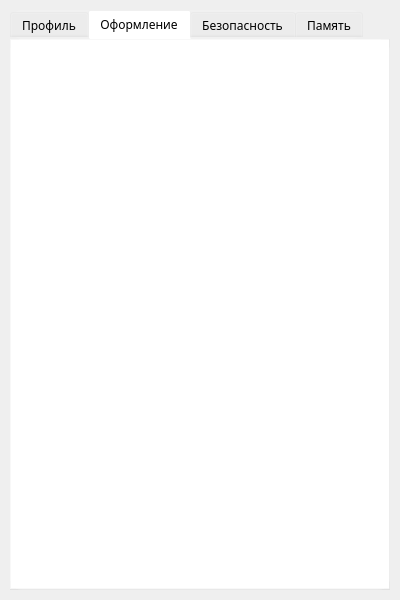
Old version of the form LumosSettings.ui in the repository kodyks-team/Lumos.
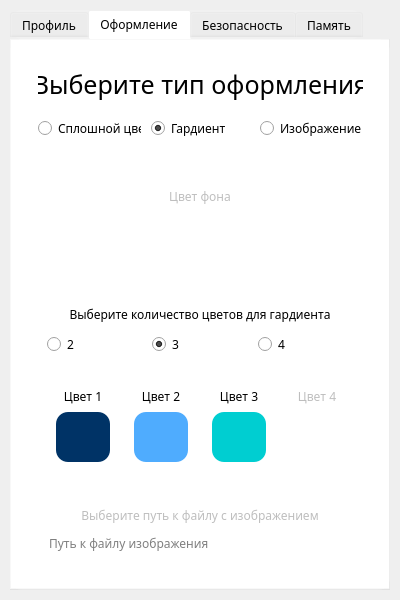
New version of the form. Icons and pictures are not drawn.

The edit to the form file:
```diff
--- a/LumosSettings.ui
+++ b/LumosSettings.ui
@@ -14,11 +14,23 @@
    </rect>
   </property>
   <property name="sizePolicy">
-   <sizepolicy hsizetype="Preferred" vsizetype="Preferred">
+   <sizepolicy hsizetype="Fixed" vsizetype="Fixed">
     <horstretch>0</horstretch>
     <verstretch>0</verstretch>
    </sizepolicy>
   </property>
+  <property name="minimumSize">
+   <size>
+    <width>400</width>
+    <height>600</height>
+   </size>
+  </property>
+  <property name="maximumSize">
+   <size>
+    <width>400</width>
+    <height>600</height>
+   </size>
+  </property>
   <property name="windowTitle">
    <string>Lumos - Settings</string>
   </property>
@@ -73,6 +85,615 @@
       <attribute name="title">
        <string>Оформление</string>
       </attribute>
+      <layout class="QGridLayout" name="gridLayout_9">
+       <property name="leftMargin">
+        <number>10</number>
+       </property>
+       <property name="topMargin">
+        <number>10</number>
+       </property>
+       <property name="rightMargin">
+        <number>10</number>
+       </property>
+       <property name="bottomMargin">
+        <number>10</number>
+       </property>
+       <property name="spacing">
+        <number>0</number>
+       </property>
+       <item row="0" column="0">
+        <widget class="QFrame" name="frame">
+         <property name="styleSheet">
+          <string notr="true">background: none;</string>
+         </property>
+         <layout class="QVBoxLayout" name="verticalLayout_3">
+          <item>
+           <widget class="QFrame" name="frame">
+            <layout class="QGridLayout" name="gridLayout_2">
+             <property name="horizontalSpacing">
+              <number>10</number>
+             </property>
+             <property name="verticalSpacing">
+              <number>6</number>
+             </property>
+             <item row="0" column="0" colspan="3">
+              <widget class="QLabel" name="label">
+               <property name="sizePolicy">
+                <sizepolicy hsizetype="Preferred" vsizetype="Fixed">
+                 <horstretch>0</horstretch>
+                 <verstretch>30</verstretch>
+                </sizepolicy>
+               </property>
+               <property name="minimumSize">
+                <size>
+                 <width>0</width>
+                 <height>0</height>
+                </size>
+               </property>
+               <property name="font">
+                <font>
+                 <family>Yu Gothic UI Semibold</family>
+                 <pointsize>19</pointsize>
+                 <weight>7</weight>
+                 <italic>false</italic>
+                 <bold>false</bold>
+                </font>
+               </property>
+               <property name="styleSheet">
+                <string notr="true">font-size: 19pt;</string>
+               </property>
+               <property name="text">
+                <string>Выберите тип оформления</string>
+               </property>
+               <property name="alignment">
+                <set>Qt::AlignCenter</set>
+               </property>
+              </widget>
+             </item>
+             <item row="2" column="0">
+              <widget class="QRadioButton" name="radioButton">
+               <property name="sizePolicy">
+                <sizepolicy hsizetype="Fixed" vsizetype="Fixed">
+                 <horstretch>0</horstretch>
+                 <verstretch>0</verstretch>
+                </sizepolicy>
+               </property>
+               <property name="minimumSize">
+                <size>
+                 <width>0</width>
+                 <height>40</height>
+                </size>
+               </property>
+               <property name="text">
+                <string>Сплошной цвет</string>
+               </property>
+               <property name="checked">
+                <bool>false</bool>
+               </property>
+              </widget>
+             </item>
+             <item row="2" column="1">
+              <widget class="QRadioButton" name="radioButton_2">
+               <property name="minimumSize">
+                <size>
+                 <width>0</width>
+                 <height>40</height>
+                </size>
+               </property>
+               <property name="text">
+                <string>Гардиент</string>
+               </property>
+               <property name="checked">
+                <bool>true</bool>
+               </property>
+              </widget>
+             </item>
+             <item row="2" column="2">
+              <widget class="QRadioButton" name="radioButton_3">
+               <property name="minimumSize">
+                <size>
+                 <width>0</width>
+                 <height>40</height>
+                </size>
+               </property>
+               <property name="text">
+                <string>Изображение</string>
+               </property>
+              </widget>
+             </item>
+             <item row="1" column="1">
+              <spacer name="verticalSpacer_4">
+               <property name="orientation">
+                <enum>Qt::Vertical</enum>
+               </property>
+               <property name="sizeHint" stdset="0">
+                <size>
+                 <width>20</width>
+                 <height>40</height>
+                </size>
+               </property>
+              </spacer>
+             </item>
+            </layout>
+           </widget>
+          </item>
+          <item>
+           <widget class="QFrame" name="frame">
+            <layout class="QVBoxLayout" name="verticalLayout_2">
+             <property name="spacing">
+              <number>0</number>
+             </property>
+             <item>
+              <widget class="QFrame" name="frame">
+               <property name="enabled">
+                <bool>false</bool>
+               </property>
+               <layout class="QVBoxLayout" name="verticalLayout">
+                <property name="spacing">
+                 <number>10</number>
+                </property>
+                <item>
+                 <widget class="QLabel" name="label_2">
+                  <property name="minimumSize">
+                   <size>
+                    <width>0</width>
+                    <height>30</height>
+                   </size>
+                  </property>
+                  <property name="text">
+                   <string>Цвет фона</string>
+                  </property>
+                  <property name="alignment">
+                   <set>Qt::AlignCenter</set>
+                  </property>
+                 </widget>
+                </item>
+                <item>
+                 <widget class="QPushButton" name="pushButton">
+                  <property name="minimumSize">
+                   <size>
+                    <width>0</width>
+                    <height>50</height>
+                   </size>
+                  </property>
+                  <property name="styleSheet">
+                   <string notr="true">background-color: rgb(255, 255, 255);</string>
+                  </property>
+                  <property name="text">
+                   <string/>
+                  </property>
+                 </widget>
+                </item>
+                <item>
+                 <spacer name="verticalSpacer_2">
+                  <property name="orientation">
+                   <enum>Qt::Vertical</enum>
+                  </property>
+                  <property name="sizeHint" stdset="0">
+                   <size>
+                    <width>20</width>
+                    <height>40</height>
+                   </size>
+                  </property>
+                 </spacer>
+                </item>
+               </layout>
+              </widget>
+             </item>
+             <item>
+              <widget class="QFrame" name="frame_2">
+               <layout class="QGridLayout" name="gridLayout_10">
+                <property name="horizontalSpacing">
+                 <number>10</number>
+                </property>
+                <property name="verticalSpacing">
+                 <number>6</number>
+                </property>
+                <item row="0" column="0" colspan="3">
+                 <widget class="QLabel" name="label_5">
+                  <property name="sizePolicy">
+                   <sizepolicy hsizetype="Preferred" vsizetype="Fixed">
+                    <horstretch>0</horstretch>
+                    <verstretch>0</verstretch>
+                   </sizepolicy>
+                  </property>
+                  <property name="minimumSize">
+                   <size>
+                    <width>0</width>
+                    <height>0</height>
+                   </size>
+                  </property>
+                  <property name="text">
+                   <string>Выберите количество цветов для гардиента</string>
+                  </property>
+                  <property name="alignment">
+                   <set>Qt::AlignCenter</set>
+                  </property>
+                 </widget>
+                </item>
+                <item row="1" column="2">
+                 <widget class="QRadioButton" name="radioButton_6">
+                  <property name="sizePolicy">
+                   <sizepolicy hsizetype="Expanding" vsizetype="Fixed">
+                    <horstretch>0</horstretch>
+                    <verstretch>0</verstretch>
+                   </sizepolicy>
+                  </property>
+                  <property name="minimumSize">
+                   <size>
+                    <width>0</width>
+                    <height>30</height>
+                   </size>
+                  </property>
+                  <property name="layoutDirection">
+                   <enum>Qt::LeftToRight</enum>
+                  </property>
+                  <property name="text">
+                   <string>4</string>
+                  </property>
+                 </widget>
+                </item>
+                <item row="1" column="1">
+                 <widget class="QRadioButton" name="radioButton_5">
+                  <property name="sizePolicy">
+                   <sizepolicy hsizetype="Expanding" vsizetype="Fixed">
+                    <horstretch>0</horstretch>
+                    <verstretch>0</verstretch>
+                   </sizepolicy>
+                  </property>
+                  <property name="minimumSize">
+                   <size>
+                    <width>0</width>
+                    <height>30</height>
+                   </size>
+                  </property>
+                  <property name="text">
+                   <string>3</string>
+                  </property>
+                  <property name="checked">
+                   <bool>true</bool>
+                  </property>
+                 </widget>
+                </item>
+                <item row="1" column="0">
+                 <widget class="QRadioButton" name="radioButton_4">
+                  <property name="sizePolicy">
+                   <sizepolicy hsizetype="Expanding" vsizetype="Fixed">
+                    <horstretch>0</horstretch>
+                    <verstretch>0</verstretch>
+                   </sizepolicy>
+                  </property>
+                  <property name="minimumSize">
+                   <size>
+                    <width>0</width>
+                    <height>30</height>
+                   </size>
+                  </property>
+                  <property name="text">
+                   <string>2</string>
+                  </property>
+                  <property name="checked">
+                   <bool>false</bool>
+                  </property>
+                 </widget>
+                </item>
+               </layout>
+              </widget>
+             </item>
+             <item>
+              <widget class="QFrame" name="frame">
+               <layout class="QGridLayout" name="gridLayout_8">
+                <item row="0" column="3">
+                 <widget class="QFrame" name="frame">
+                  <property name="enabled">
+                   <bool>false</bool>
+                  </property>
+                  <layout class="QGridLayout" name="gridLayout_7">
+                   <item row="0" column="0">
+                    <widget class="QLabel" name="label_8">
+                     <property name="sizePolicy">
+                      <sizepolicy hsizetype="Preferred" vsizetype="Fixed">
+                       <horstretch>0</horstretch>
+                       <verstretch>0</verstretch>
+                      </sizepolicy>
+                     </property>
+                     <property name="minimumSize">
+                      <size>
+                       <width>0</width>
+                       <height>20</height>
+                      </size>
+                     </property>
+                     <property name="text">
+                      <string>Цвет 4</string>
+                     </property>
+                     <property name="alignment">
+                      <set>Qt::AlignCenter</set>
+                     </property>
+                    </widget>
+                   </item>
+                   <item row="1" column="0">
+                    <widget class="QPushButton" name="pushButton_7">
+                     <property name="sizePolicy">
+                      <sizepolicy hsizetype="Preferred" vsizetype="Preferred">
+                       <horstretch>0</horstretch>
+                       <verstretch>0</verstretch>
+                      </sizepolicy>
+                     </property>
+                     <property name="minimumSize">
+                      <size>
+                       <width>0</width>
+                       <height>50</height>
+                      </size>
+                     </property>
+                     <property name="styleSheet">
+                      <string notr="true">background-color: rgb(255, 255, 255);</string>
+                     </property>
+                     <property name="text">
+                      <string/>
+                     </property>
+                    </widget>
+                   </item>
+                  </layout>
+                 </widget>
+                </item>
+                <item row="0" column="2">
+                 <widget class="QFrame" name="frame">
+                  <layout class="QGridLayout" name="gridLayout_6">
+                   <item row="0" column="0">
+                    <widget class="QLabel" name="label_6">
+                     <property name="sizePolicy">
+                      <sizepolicy hsizetype="Preferred" vsizetype="Fixed">
+                       <horstretch>0</horstretch>
+                       <verstretch>0</verstretch>
+                      </sizepolicy>
+                     </property>
+                     <property name="minimumSize">
+                      <size>
+                       <width>0</width>
+                       <height>20</height>
+                      </size>
+                     </property>
+                     <property name="text">
+                      <string>Цвет 3</string>
+                     </property>
+                     <property name="alignment">
+                      <set>Qt::AlignCenter</set>
+                     </property>
+                    </widget>
+                   </item>
+                   <item row="1" column="0">
+                    <widget class="QPushButton" name="pushButton_5">
+                     <property name="sizePolicy">
+                      <sizepolicy hsizetype="Preferred" vsizetype="Preferred">
+                       <horstretch>0</horstretch>
+                       <verstretch>0</verstretch>
+                      </sizepolicy>
+                     </property>
+                     <property name="minimumSize">
+                      <size>
+                       <width>0</width>
+                       <height>50</height>
+                      </size>
+                     </property>
+                     <property name="styleSheet">
+                      <string notr="true">background-color: rgb(0, 206, 209);</string>
+                     </property>
+                     <property name="text">
+                      <string/>
+                     </property>
+                    </widget>
+                   </item>
+                  </layout>
+                 </widget>
+                </item>
+                <item row="0" column="1">
+                 <widget class="QFrame" name="frame">
+                  <layout class="QGridLayout" name="gridLayout_5">
+                   <item row="0" column="0">
+                    <widget class="QLabel" name="label_3">
+                     <property name="sizePolicy">
+                      <sizepolicy hsizetype="Preferred" vsizetype="Fixed">
+                       <horstretch>0</horstretch>
+                       <verstretch>0</verstretch>
+                      </sizepolicy>
+                     </property>
+                     <property name="minimumSize">
+                      <size>
+                       <width>0</width>
+                       <height>20</height>
+                      </size>
+                     </property>
+                     <property name="text">
+                      <string>Цвет 2</string>
+                     </property>
+                     <property name="alignment">
+                      <set>Qt::AlignCenter</set>
+                     </property>
+                    </widget>
+                   </item>
+                   <item row="1" column="0">
+                    <widget class="QPushButton" name="pushButton_2">
+                     <property name="sizePolicy">
+                      <sizepolicy hsizetype="Preferred" vsizetype="Preferred">
+                       <horstretch>0</horstretch>
+                       <verstretch>0</verstretch>
+                      </sizepolicy>
+                     </property>
+                     <property name="minimumSize">
+                      <size>
+                       <width>0</width>
+                       <height>50</height>
+                      </size>
+                     </property>
+                     <property name="styleSheet">
+                      <string notr="true">background-color: rgb(79, 172, 254);</string>
+                     </property>
+                     <property name="text">
+                      <string/>
+                     </property>
+                    </widget>
+                   </item>
+                  </layout>
+                 </widget>
+                </item>
+                <item row="0" column="0">
+                 <widget class="QFrame" name="frame">
+                  <layout class="QGridLayout" name="gridLayout_3">
+                   <item row="0" column="0">
+                    <widget class="QLabel" name="label_7">
+                     <property name="sizePolicy">
+                      <sizepolicy hsizetype="Preferred" vsizetype="Fixed">
+                       <horstretch>0</horstretch>
+                       <verstretch>0</verstretch>
+                      </sizepolicy>
+                     </property>
+                     <property name="minimumSize">
+                      <size>
+                       <width>0</width>
+                       <height>20</height>
+                      </size>
+                     </property>
+                     <property name="text">
+                      <string>Цвет 1</string>
+                     </property>
+                     <property name="alignment">
+                      <set>Qt::AlignCenter</set>
+                     </property>
+                    </widget>
+                   </item>
+                   <item row="1" column="0">
+                    <widget class="QPushButton" name="pushButton_6">
+                     <property name="sizePolicy">
+                      <sizepolicy hsizetype="Preferred" vsizetype="Preferred">
+                       <horstretch>0</horstretch>
+                       <verstretch>0</verstretch>
+                      </sizepolicy>
+                     </property>
+                     <property name="minimumSize">
+                      <size>
+                       <width>0</width>
+                       <height>50</height>
+                      </size>
+                     </property>
+                     <property name="styleSheet">
+                      <string notr="true">background-color: rgb(0, 51, 102);</string>
+                     </property>
+                     <property name="text">
+                      <string/>
+                     </property>
+                    </widget>
+                   </item>
+                  </layout>
+                 </widget>
+                </item>
+               </layout>
+              </widget>
+             </item>
+             <item>
+              <widget class="QFrame" name="frame">
+               <property name="enabled">
+                <bool>false</bool>
+               </property>
+               <layout class="QGridLayout" name="gridLayout_4">
+                <property name="horizontalSpacing">
+                 <number>0</number>
+                </property>
+                <property name="verticalSpacing">
+                 <number>10</number>
+                </property>
+                <item row="2" column="0">
+                 <widget class="QLineEdit" name="lineEdit">
+                  <property name="layoutDirection">
+                   <enum>Qt::RightToLeft</enum>
+                  </property>
+                  <property name="text">
+                   <string/>
+                  </property>
+                  <property name="placeholderText">
+                   <string>Путь к файлу изображения</string>
+                  </property>
+                  <property name="clearButtonEnabled">
+                   <bool>true</bool>
+                  </property>
+                 </widget>
+                </item>
+                <item row="2" column="1">
+                 <widget class="QPushButton" name="pushButton_3">
+                  <property name="sizePolicy">
+                   <sizepolicy hsizetype="Fixed" vsizetype="Fixed">
+                    <horstretch>0</horstretch>
+                    <verstretch>0</verstretch>
+                   </sizepolicy>
+                  </property>
+                  <property name="minimumSize">
+                   <size>
+                    <width>20</width>
+                    <height>0</height>
+                   </size>
+                  </property>
+                  <property name="maximumSize">
+                   <size>
+                    <width>16777215</width>
+                    <height>16777215</height>
+                   </size>
+                  </property>
+                  <property name="layoutDirection">
+                   <enum>Qt::LeftToRight</enum>
+                  </property>
+                  <property name="autoFillBackground">
+                   <bool>false</bool>
+                  </property>
+                  <property name="text">
+                   <string/>
+                  </property>
+                  <property name="icon">
+                   <iconset resource="lumos.qrc">
+                    <normaloff>:/svg/assets/svg/file_open.svg</normaloff>:/svg/assets/svg/file_open.svg</iconset>
+                  </property>
+                  <property name="checkable">
+                   <bool>false</bool>
+                  </property>
+                  <property name="autoRepeat">
+                   <bool>false</bool>
+                  </property>
+                  <property name="autoExclusive">
+                   <bool>false</bool>
+                  </property>
+                 </widget>
+                </item>
+                <item row="1" column="0" colspan="2">
+                 <widget class="QLabel" name="label_4">
+                  <property name="text">
+                   <string>Выберите путь к файлу с изображением</string>
+                  </property>
+                  <property name="alignment">
+                   <set>Qt::AlignCenter</set>
+                  </property>
+                 </widget>
+                </item>
+                <item row="0" column="0">
+                 <spacer name="verticalSpacer_3">
+                  <property name="orientation">
+                   <enum>Qt::Vertical</enum>
+                  </property>
+                  <property name="sizeHint" stdset="0">
+                   <size>
+                    <width>20</width>
+                    <height>40</height>
+                   </size>
+                  </property>
+                 </spacer>
+                </item>
+               </layout>
+              </widget>
+             </item>
+            </layout>
+           </widget>
+          </item>
+         </layout>
+        </widget>
+       </item>
+      </layout>
      </widget>
      <widget class="QWidget" name="Securiry">
       <attribute name="title">
```
Left out of the diff: 2 changed lines with no effect on the pictures.
